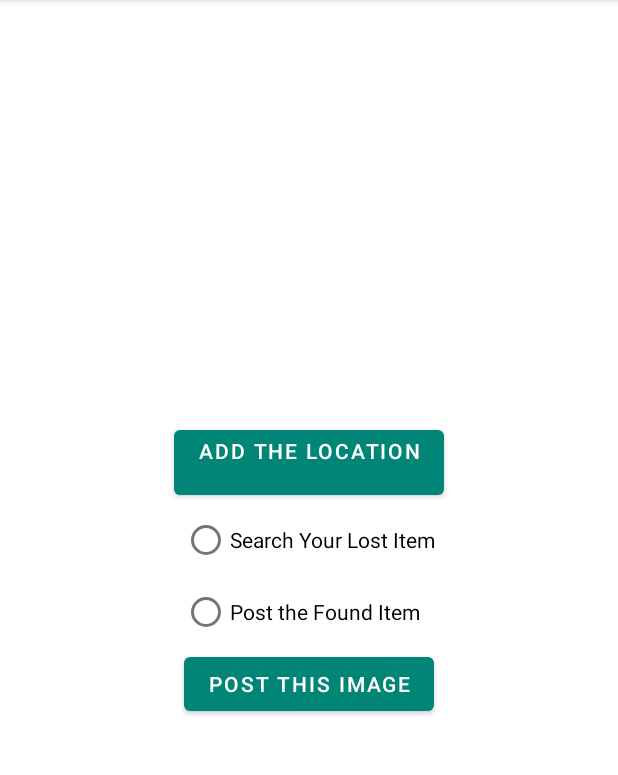
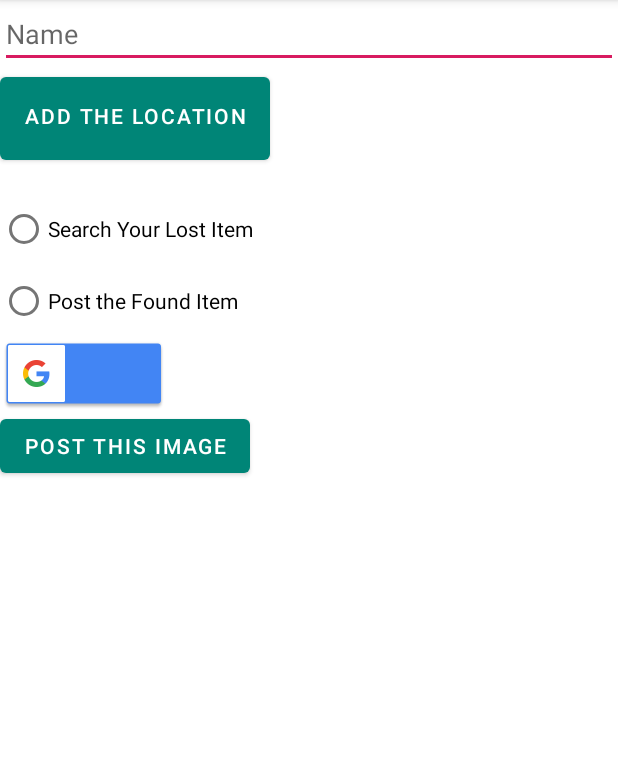
Before and after one commit to ashishranjan6951997/NewLostAndFound, an Android app: the fragment HomeFragment shown on its own in the app's theme, on a phone screen of 412 x 824 dp, the part 84-859 px from its top. Run offline under Robolectric (Android 15) with nearby library versions, the phone set to English and light mode, and no system bars.

Commit message:
Home Fragment layout changed

```diff
--- a/app/build.gradle
+++ b/app/build.gradle
@@ -39,4 +39,7 @@ dependencies {
 
     // Swipe Fling Adapter
     implementation 'com.lorentzos.swipecards:library:1.0.9'
+
+    // Realtime Database
+    implementation 'com.google.firebase:firebase-database:16.0.4'
 }
--- a/app/src/main/AndroidManifest.xml
+++ b/app/src/main/AndroidManifest.xml
@@ -16,6 +16,8 @@
                 <category android:name="android.intent.category.LAUNCHER" />
             </intent-filter>
         </activity>
+
+        <activity android:name=".View.SecondUi.SecondMainActivity"></activity>
     </application>
 
 </manifest>
--- a/app/src/main/java/com/example/lostandfound/SecondUi/HomeFragment.java
+++ b/app/src/main/java/com/example/lostandfound/View/SecondUi/HomeFragment.java
@@ -1,4 +1,4 @@
-package com.example.lostandfound.SecondUi;
+package com.example.lostandfound.View.SecondUi;
 
 import android.os.Bundle;
 import android.view.LayoutInflater;
@@ -13,10 +13,12 @@ import com.example.lostandfound.R;
 
 public class HomeFragment extends Fragment {
 
+    View rootView;
 
     @Nullable
     @Override
     public View onCreateView(@NonNull LayoutInflater inflater, @Nullable ViewGroup container, @Nullable Bundle savedInstanceState) {
-        return inflater.inflate(R.layout.home_fragment,container,false);
+        rootView = inflater.inflate(R.layout.home_fragment,container,false);
+        return rootView;
     }
 }
--- a/app/src/main/java/com/example/lostandfound/SecondUi/MessageFragment.java
+++ b/app/src/main/java/com/example/lostandfound/View/SecondUi/MatchesFragment.java
@@ -1,4 +1,4 @@
-package com.example.lostandfound.SecondUi;
+package com.example.lostandfound.View.SecondUi;
 
 import android.os.Bundle;
 import android.view.LayoutInflater;
@@ -11,12 +11,12 @@ import androidx.fragment.app.Fragment;
 
 import com.example.lostandfound.R;
 
-public class MessageFragment extends Fragment {
+public class MatchesFragment extends Fragment {
 
 
     @Nullable
     @Override
     public View onCreateView(@NonNull LayoutInflater inflater, @Nullable ViewGroup container, @Nullable Bundle savedInstanceState) {
-        return inflater.inflate(R.layout.message_fragment,container,false);
+        return inflater.inflate(R.layout.matches_fragment,container,false);
     }
 }
--- a/app/src/main/java/com/example/lostandfound/SecondUi/SecondMainActivity.java
+++ b/app/src/main/java/com/example/lostandfound/View/SecondUi/SecondMainActivity.java
@@ -1,4 +1,4 @@
-package com.example.lostandfound.SecondUi;
+package com.example.lostandfound.View.SecondUi;
 
 import android.os.Bundle;
 import android.view.MenuItem;
--- a/app/src/main/res/layout/activity_main.xml
+++ b/app/src/main/res/layout/activity_main.xml
@@ -22,4 +22,5 @@
         android:id="@+id/framecon">
     </FrameLayout>
 
+
 </LinearLayout>
--- a/app/src/main/res/layout/home_fragment.xml
+++ b/app/src/main/res/layout/home_fragment.xml
@@ -1,47 +1,66 @@
 <?xml version="1.0" encoding="utf-8"?>
-<RelativeLayout xmlns:android="http://schemas.android.com/apk/res/android"
-    android:layout_width="match_parent" android:layout_height="match_parent"
+<ScrollView
+    xmlns:android="http://schemas.android.com/apk/res/android"
+    android:layout_width="match_parent"
+    android:layout_height="match_parent">
 
-    >
+    <LinearLayout
+        android:orientation="vertical"
+        android:layout_width="match_parent"
+        android:layout_height="match_parent">
+
+        <EditText
+            android:hint="Name"
+            android:id="@+id/name_text"
+            android:layout_width="match_parent"
+            android:layout_height="wrap_content" />
 
         <Button
+            android:paddingTop="@dimen/activity_horizontal_margin"
+            android:id="@+id/location_button"
             android:layout_width="wrap_content"
             android:layout_height="wrap_content"
-        android:id="@+id/location_button"
-        android:text="Add the location"
+            android:layout_centerInParent="true"
             android:paddingBottom="20sp"
-        android:layout_centerInParent="true"
-        android:layout_above="@+id/radio_id"/>
+            android:text="Add the location" />
+
         <RadioGroup
+            android:layout_marginTop="@dimen/activity_horizontal_margin"
             android:id="@+id/radio_id"
-        android:layout_centerInParent="true"
-        android:layout_width="wrap_content"
-        android:layout_height="wrap_content">
-        <RadioButton
             android:layout_width="wrap_content"
             android:layout_height="wrap_content"
-            android:text="Search Your Lost Item"
-            android:id="@+id/loser_selection"/>
+            android:layout_below="@+id/location_button"
+            android:layout_centerInParent="true">
+
             <RadioButton
+                android:id="@+id/loser_selection"
                 android:layout_width="wrap_content"
                 android:layout_height="wrap_content"
-            android:text="Post the Found Item"
-            android:id="@+id/founder_selection"/>
+                android:text="Search Your Lost Item" />
+
+            <RadioButton
+                android:id="@+id/founder_selection"
+                android:layout_width="wrap_content"
+                android:layout_height="wrap_content"
+                android:text="Post the Found Item" />
         </RadioGroup>
 
         <ImageView
-        android:layout_centerInParent="true"
+            android:src="@drawable/common_google_signin_btn_text_dark"
+            android:id="@+id/image_view"
             android:layout_width="wrap_content"
             android:layout_height="wrap_content"
             android:layout_below="@+id/radio_id"
-        android:id="@+id/image_view"
+            android:layout_centerInParent="true"></ImageView>
 
-        />
+
         <Button
+            android:id="@+id/image_confirmBtn"
+            android:layout_width="wrap_content"
+            android:layout_height="wrap_content"
             android:layout_below="@+id/image_view"
             android:layout_centerInParent="true"
-            android:layout_width="wrap_content"
-            android:layout_height="wrap_content"
-            android:id="@+id/image_confirmBtn"
-            android:text="Post this Image"/>
-</RelativeLayout>
+            android:text="Post this Image" />
+
+    </LinearLayout>
+</ScrollView>
--- a/app/src/main/res/values/colors.xml
+++ b/app/src/main/res/values/colors.xml
@@ -3,4 +3,6 @@
     <color name="colorPrimary">#008577</color>
     <color name="colorPrimaryDark">#00574B</color>
     <color name="colorAccent">#D81B60</color>
+
+    <color name="colorNavIcon">#dae9f6</color>
 </resources>
--- a/app/src/main/res/values/strings.xml
+++ b/app/src/main/res/values/strings.xml
@@ -1,3 +1,7 @@
 <resources>
     <string name="app_name">LostAndFound</string>
+    <string name="title_activity_main2">Main2Activity</string>
+    <string name="title_home">Home</string>
+    <string name="title_dashboard">Dashboard</string>
+    <string name="title_notifications">Notifications</string>
 </resources>
```
Also changed, not shown: app/src/main/java/com/example/lostandfound/Controller/Authentication/AuthenticateController.java (+15 -17 lines), app/src/main/java/com/example/lostandfound/Model/DatabaseModel/RealtimeDatabaseDemo.java (added, +55 -0 lines), app/src/main/java/com/example/lostandfound/View/SecondUi/MessageFragment.java (renamed from app/src/main/java/com/example/lostandfound/SecondUi/MatchesFragment.java, +5 -3 lines), app/src/main/res/layout/activity_second_main.xml (+28 -7 lines), app/src/main/res/menu/bottom_nav_menu.xml (added, +19 -0 lines). Lines whose indentation alone changed are shown as unchanged.
